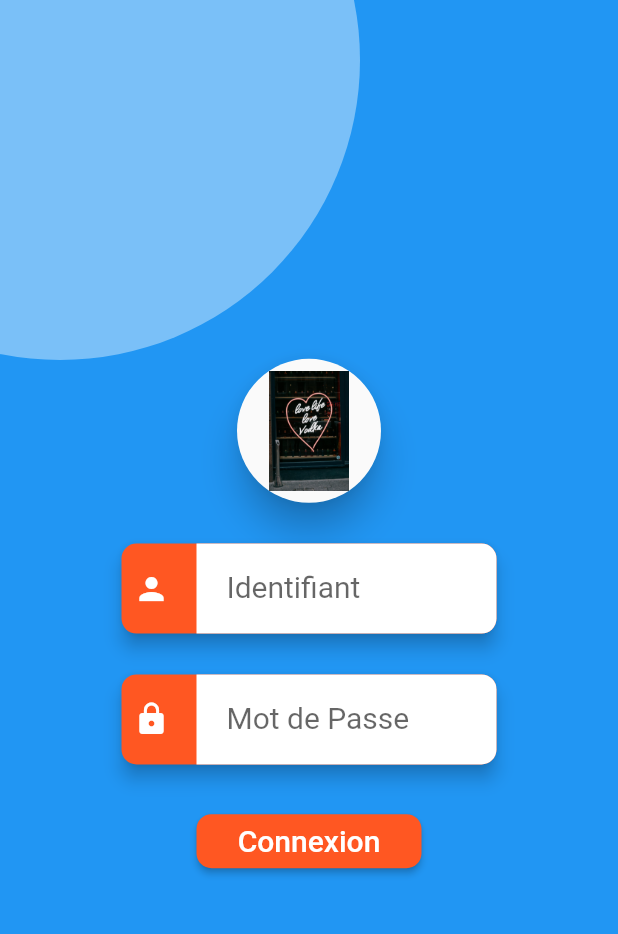
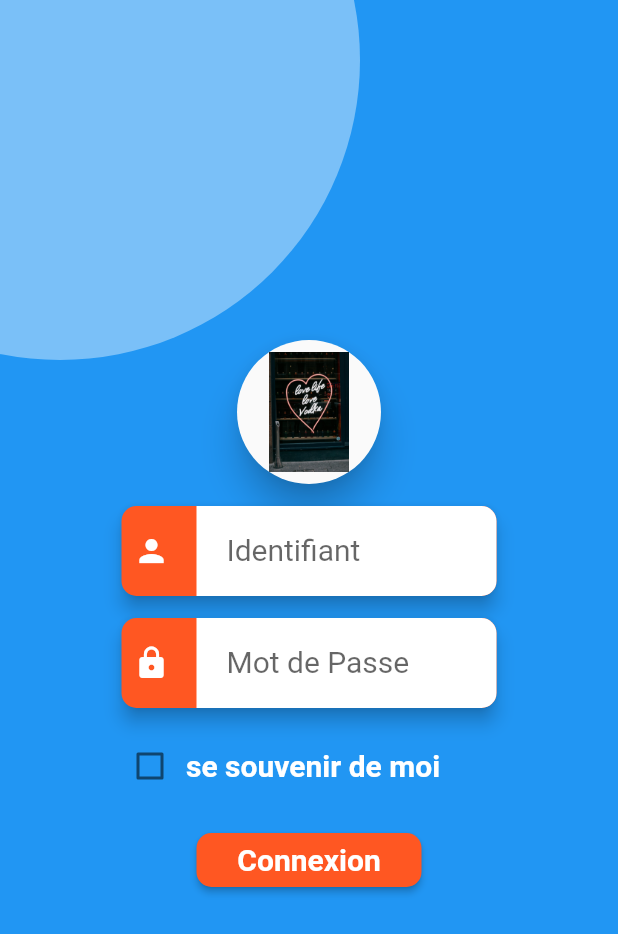
Before and after one commit to mamad67M/login_screen_training, a Flutter app: the screen it shows after launch, after a tap on "Connexion", on a phone screen of 412 x 824 dp. Shown: the top 934 px of the screen. Run offline on Flutter 3.47's test engine with Material 2 defaults, Android fonts, the phone set to English and light mode, and no system bars.

Commit message:
rememeber me

```diff
--- a/lib/main.dart
+++ b/lib/main.dart
@@ -1,13 +1,30 @@
 import 'package:flutter/material.dart';
 import './UI/CustomInputField.dart';
-
  void main() => runApp(MaterialApp(
    title: 'login APP',
    home: HomeScreen(),
 
  ));
 
-class HomeScreen extends StatelessWidget {
+class HomeScreen extends StatefulWidget {
+  @override
+  _HomeScreenState createState() => _HomeScreenState();
+}
+
+class _HomeScreenState extends State<HomeScreen> {
+  bool val1 = false;
+  bool val2 = false;
+  void onchange(s){
+    setState(() {
+      val1 =s;
+    });
+
+  }
+  void onchange2(t){
+    setState(() {
+      val2 =t;
+    });
+  }
   @override
   Widget build(BuildContext context) {
     // TODO: implement build
@@ -49,12 +66,39 @@ class HomeScreen extends StatelessWidget {
                         Icon(Icons.person, color: Colors.white), 'Identifiant'),
                     CustomInputField(
                         Icon(Icons.lock, color: Colors.white), 'Mot de Passe'),
+
+
+                      Padding(
+                        padding: const EdgeInsets.fromLTRB(70, 0, 0, 0),
+                        child: Row(
+
+                               children: [
+                                 Checkbox(
+                                     activeColor: Colors.deepOrange,
+                                     value: val1, onChanged: onchange),
+                                 Text(
+                                     'se souvenir de moi',
+                                   style: TextStyle(
+                                       fontSize: 20.0,
+                                       fontWeight: FontWeight.bold,
+                                       color: Colors.white
+                                   ),
+                                 ),
+                               ],
+                     ),
+                      ),
+
+
+
                     Container(
                       width: 150,
-                      child: RaisedButton(onPressed: (){},color: Colors.deepOrange,textColor: Colors.white,
+                      child: RaisedButton(onPressed: (){print('ecriture en cours'
+                          ' !');},color: Colors.deepOrange,textColor: Colors.white,
                         shape: RoundedRectangleBorder(borderRadius: BorderRadius.all(Radius.circular(10.0))),
                         child: Text('Connexion',style: TextStyle(
-                            fontSize: 20.0
+                            fontSize: 20.0,
+                            fontWeight: FontWeight.bold,
+                            color: Colors.white
                         ),),),
                     )
                   ],
```
